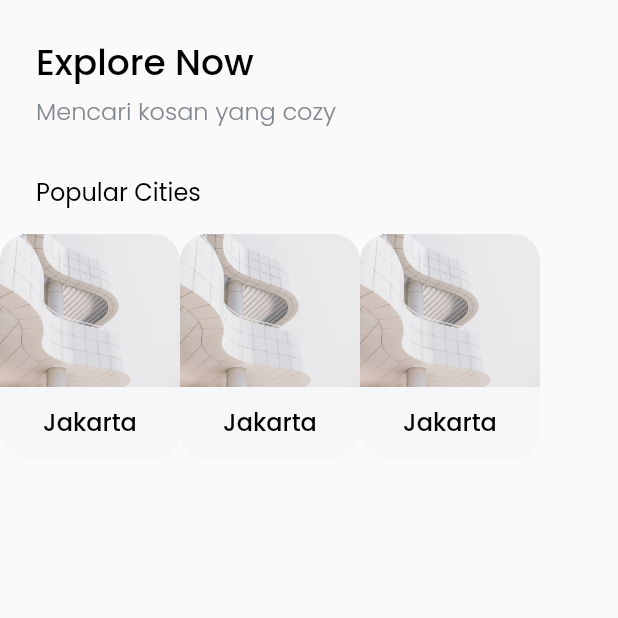
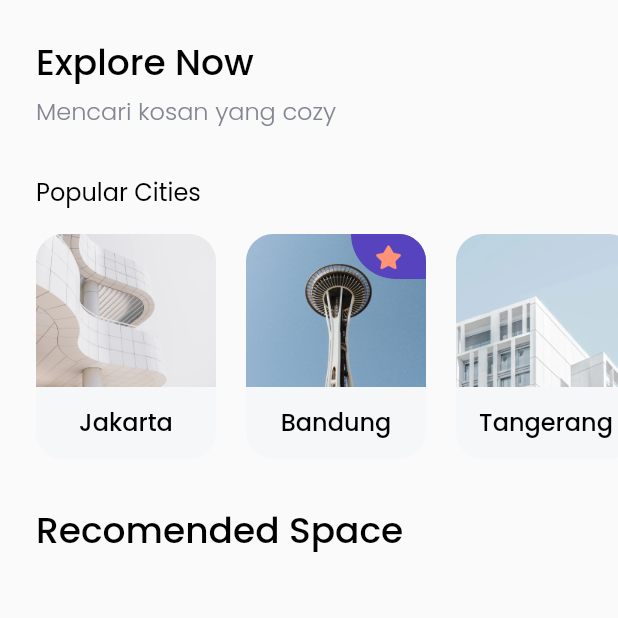
Before and after one commit to endijulian/flutter-find-house, a Flutter app: the HomePage screen opened directly, on a phone screen of 412 x 824 dp, the top half of it. Run offline on Flutter 3.47's test engine with Material 2 defaults, Android fonts, the phone set to English and light mode, and no system bars; our stand-ins replace google_fonts.

Commit message:
Widget Card pupular city

```diff
--- /dev/null
+++ b/lib/models/city.dart
@@ -0,0 +1,13 @@
+class City{
+  int id;
+  String name;
+  String imageUrl;
+  bool isPopuler;
+
+  City({
+    required this.id,
+    required this.name,
+    required this.imageUrl,
+    required this.isPopuler,
+  });
+}
--- a/lib/pages/home_page.dart
+++ b/lib/pages/home_page.dart
@@ -1,4 +1,5 @@
 import 'package:flutter/material.dart';
+import 'package:flutter_find_house/models/city.dart';
 import 'package:flutter_find_house/theme.dart';
 import 'package:flutter_find_house/widgets/city_card.dart';
 
@@ -14,7 +15,10 @@ class HomePage extends StatelessWidget {
           ),
           child: ListView(
             children: [
-               Padding(
+
+              //Note: TITILE/HEADER
+
+              Padding(
                  padding: EdgeInsets.only(
                   left: edge,
                  ),
@@ -31,6 +35,9 @@ class HomePage extends StatelessWidget {
                SizedBox(
                 height: 30,
                ),
+
+              //NOTE: Pupular Cities
+
               Padding(
               padding: EdgeInsets.only(left: edge),
               child: Text('Popular Cities', style: regulerTextStyle.copyWith(fontSize: 16),),
@@ -43,12 +50,44 @@ class HomePage extends StatelessWidget {
                 child: ListView(
                   scrollDirection: Axis.horizontal,
                   children: [
-                    CityCard(),
-                    CityCard(),
-                    CityCard(),
+                    SizedBox(
+                      width: 24,
+                    ),
+                    CityCard(
+                      City(id: 1, name: 'Jakarta', imageUrl: 'assets/city1.png', isPopuler: false)
+                    ),
+                    SizedBox(
+                      width: 20,
+                    ),
+                    CityCard(
+                      City(id: 2, name: 'Bandung', imageUrl: 'assets/city2.png', isPopuler: true)
+                    ),
+                    SizedBox(
+                      width: 20,
+                    ),
+                    CityCard(
+                      City(id: 1, name: 'Tangerang', imageUrl: 'assets/city3.png', isPopuler: false)
+                    ),
+                    SizedBox(
+                      width: 20,
+                    ),
                   ],
                 ),
               ),
+              SizedBox(
+                height: 30,
+              ),
+            //NOTE: RECOMENDED SPACE
+              Padding(
+                padding: EdgeInsets.only(
+                left: edge,
+                ),
+                child: Text('Recomended Space', style: blackTextStyle.copyWith(fontSize: 24),),
+              ),
+              SizedBox(
+                height: 16,
+              ),
+
             ],
           ),
         ),
--- a/lib/widgets/city_card.dart
+++ b/lib/widgets/city_card.dart
@@ -1,7 +1,12 @@
 import 'package:flutter/material.dart';
+import 'package:flutter_find_house/models/city.dart';
 import 'package:flutter_find_house/theme.dart';
 
 class CityCard extends StatelessWidget {
+
+  City city;
+
+  CityCard(this.city);
 
   @override
   Widget build(BuildContext context) {
@@ -13,16 +18,40 @@ class CityCard extends StatelessWidget {
         color: Color(0xffF6F7F8),
         child: Column(
           children: [
-            Image.asset(
-              'assets/city1.png',
-              width: 120,
-              height: 102,
-              fit: BoxFit.cover,
+            Stack(
+              children: [
+                Image.asset(
+                  city.imageUrl,
+                  width: 120,
+                  height: 102,
+                  fit: BoxFit.cover,
+                ),
+                city.isPopuler ? Align(
+                  alignment: Alignment.topRight,
+                  child: Container(
+                    width: 50,
+                    height: 30,
+                    decoration: BoxDecoration(
+                      color: purpleColor,
+                      borderRadius: BorderRadius.only(
+                        bottomLeft: Radius.circular(36)
+                      ),
+                    ),
+                    child: Center(
+                      child: Image.asset(
+                        'assets/icon_start.png',
+                        width: 22,
+                        height: 22,
+                      ),
+                    ),
+                  ),
+                ) : Container(),
+              ],
             ),
             SizedBox(
               height: 11,
             ),
-            Text('Jakarta', style: blackTextStyle.copyWith(fontSize: 16),)
+            Text(city.name, style: blackTextStyle.copyWith(fontSize: 16),)
           ],
         ),
       ),
--- /dev/null
+++ b/lib/widgets/space_card.dart
@@ -0,0 +1,9 @@
+import 'package:flutter/material.dart';
+
+class SpaceCard extends StatelessWidget {
+
+  @override
+  Widget build(BuildContext context) {
+    return Container();
+  }
+}
```
